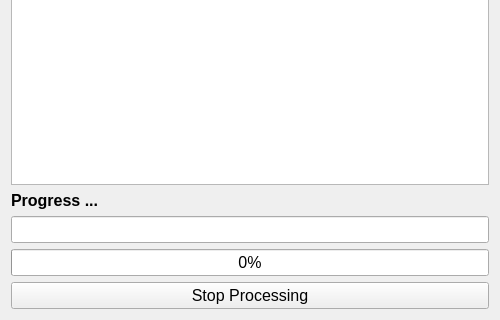
Qt form EEG_COMET/ui/LogWindow.ui (eeg-comet/eeg-comet) before a commit; both pictures show x 0 to 500 and y 180 to 500 of the 500 by 500 pixel window.
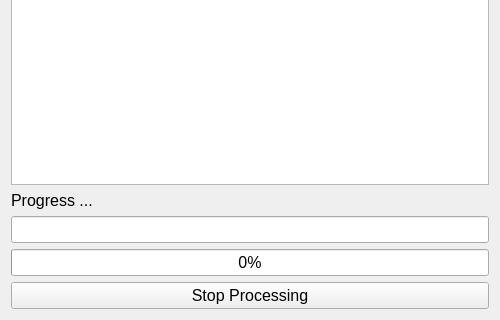
The same form after that commit.

What changed in the file:
```diff
--- a/EEG_COMET/ui/LogWindow.ui
+++ b/EEG_COMET/ui/LogWindow.ui
@@ -18,7 +18,7 @@
   </property>
   <property name="maximumSize">
    <size>
-    <width>1000</width>
+    <width>2000</width>
     <height>2000</height>
    </size>
   </property>
@@ -67,8 +67,8 @@
        <property name="font">
         <font>
          <pointsize>12</pointsize>
-         <weight>75</weight>
-         <bold>true</bold>
+         <weight>50</weight>
+         <bold>false</bold>
         </font>
        </property>
        <property name="text">
```
